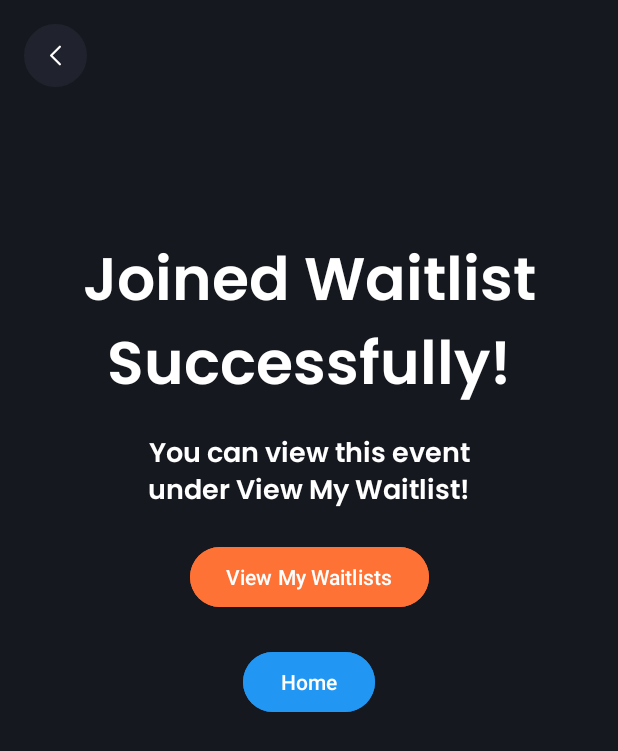
After one commit to CMPUT301F24intels/intels-events, an Android app built with Jetpack Compose: the SuccessWaitlistJoin screen opened directly, with no data from a screen before it, on a phone screen of 412 x 824 dp. The commit adds this screen. Shown: the top 751 px of the screen. Run offline under Robolectric (Android 15) with nearby library versions, the phone set to English and light mode, and no system bars; Roboto replaces fonts that are not available here.

```diff
--- a/app/src/main/AndroidManifest.xml
+++ b/app/src/main/AndroidManifest.xml
@@ -54,6 +54,8 @@
         <activity android:name=".ManageFacility" />
         <activity android:name=".CreateFacility" />
         <activity android:name=".MainPageActivity" />
+        <activity android:name=".SignUp" />
+        <activity android:name=".SuccessWaitlistJoin" />
 
         <activity
             android:name=".NotificationActivity"
--- /dev/null
+++ b/app/src/main/java/com/example/intels_app/SuccessWaitlistJoin.java
@@ -0,0 +1,50 @@
+package com.example.intels_app;
+
+import android.content.Intent;
+import android.os.Bundle;
+import android.view.View;
+import android.widget.Button;
+import android.widget.ImageButton;
+
+import androidx.appcompat.app.AppCompatActivity;
+
+public class SuccessWaitlistJoin extends AppCompatActivity {
+    @Override
+    protected void onCreate(Bundle savedInstanceState) {
+        super.onCreate(savedInstanceState);
+        setContentView(R.layout.success_waitlist_join); // Replace with your actual layout file name
+
+        // Initialize buttons
+        Button viewMyWaitlistButton = findViewById(R.id.ViewMyWaitlist_Button);
+        Button homePageButton = findViewById(R.id.HomePage_Button);
+        ImageButton backButton = findViewById(R.id.backButton);
+
+        // Set OnClickListener for "View My Waitlists" button
+        viewMyWaitlistButton.setOnClickListener(new View.OnClickListener() {
+            @Override
+            public void onClick(View v) {
+                Intent intent = new Intent(SuccessWaitlistJoin.this, EventGridEntrantActivity.class);
+                startActivity(intent);
+            }
+        });
+
+        // Set OnClickListener for "Home" button
+        homePageButton.setOnClickListener(new View.OnClickListener() {
+            @Override
+            public void onClick(View v) {
+                Intent intent = new Intent(SuccessWaitlistJoin.this, MainPageActivity.class);
+                startActivity(intent);
+                finish();
+            }
+        });
+
+        backButton.setOnClickListener(new View.OnClickListener() {
+            @Override
+            public void onClick(View view) {
+                Intent intent = new Intent(SuccessWaitlistJoin.this, MainActivity.class);
+                startActivity(intent);
+            }
+        });
+    }
+
+}
--- /dev/null
+++ b/app/src/main/res/layout/success_waitlist_join.xml
@@ -0,0 +1,75 @@
+<?xml version="1.0" encoding="utf-8"?>
+<androidx.constraintlayout.widget.ConstraintLayout xmlns:android="http://schemas.android.com/apk/res/android"
+    xmlns:app="http://schemas.android.com/apk/res-auto"
+    xmlns:tools="http://schemas.android.com/tools"
+    android:layout_width="match_parent"
+    android:layout_height="match_parent"
+    android:background="#16181F">
+
+    <ImageButton
+        android:id="@+id/backButton"
+        android:layout_width="wrap_content"
+        android:layout_height="wrap_content"
+        android:layout_marginStart="16dp"
+        android:layout_marginTop="16dp"
+        android:background="@android:color/transparent"
+        app:layout_constraintStart_toStartOf="parent"
+        app:layout_constraintTop_toTopOf="parent"
+        app:srcCompat="@drawable/back_button" />
+
+    <TextView
+        android:id="@+id/qrCodeTextview"
+        android:layout_width="wrap_content"
+        android:layout_height="wrap_content"
+        android:layout_marginTop="156dp"
+        android:fontFamily="@font/poppins_semibold"
+        android:text="@string/joined_waitlist_successfully"
+        android:textAlignment="center"
+        android:textColor="@color/white"
+        android:textSize="40sp"
+        android:textStyle="bold"
+        app:layout_constraintEnd_toEndOf="parent"
+        app:layout_constraintStart_toStartOf="parent"
+        app:layout_constraintTop_toTopOf="parent" />
+
+    <TextView
+        android:id="@+id/qrCodeFurtherInfo"
+        android:layout_width="253dp"
+        android:layout_height="wrap_content"
+        android:layout_marginTop="8dp"
+        android:fontFamily="@font/poppins_semibold"
+        android:text="@string/view_waitlist"
+        android:textAlignment="center"
+        android:textColor="@color/white"
+        android:textSize="18sp"
+        android:textStyle="normal"
+        app:layout_constraintEnd_toEndOf="parent"
+        app:layout_constraintStart_toStartOf="parent"
+        app:layout_constraintTop_toBottomOf="@+id/qrCodeTextview" />
+
+    <Button
+        android:id="@+id/ViewMyWaitlist_Button"
+        android:layout_width="wrap_content"
+        android:layout_height="wrap_content"
+        android:backgroundTint="#FF7235"
+        android:text="View My Waitlists"
+        app:layout_constraintBottom_toBottomOf="parent"
+        app:layout_constraintEnd_toEndOf="parent"
+        app:layout_constraintStart_toStartOf="parent"
+        app:layout_constraintTop_toBottomOf="@+id/qrCodeFurtherInfo"
+        app:layout_constraintVertical_bias="0.039" />
+
+    <Button
+        android:id="@+id/HomePage_Button"
+        android:layout_width="wrap_content"
+        android:layout_height="wrap_content"
+        android:backgroundTint="@color/custom_blue"
+        android:text="Home"
+        app:layout_constraintBottom_toBottomOf="parent"
+        app:layout_constraintEnd_toEndOf="parent"
+        app:layout_constraintStart_toStartOf="parent"
+        app:layout_constraintTop_toBottomOf="@+id/ViewMyWaitlist_Button"
+        app:layout_constraintVertical_bias="0.060" />
+
+
+</androidx.constraintlayout.widget.ConstraintLayout>
--- a/app/src/main/res/values/strings.xml
+++ b/app/src/main/res/values/strings.xml
@@ -59,4 +59,6 @@
     <string name="organizer">Organizer</string>
     <string name="title_activity_waitlistactivity">waitlistactivity</string>
     <string name="add_poster">Add Poster</string>
+    <string name="joined_waitlist_successfully">Joined Waitlist Successfully!</string>
+    <string name="view_waitlist">You can view this event under View My Waitlist!</string>
 </resources>
```
Also changed, not shown: app/src/main/java/com/example/intels_app/JoinWaitlistActivity.java (+22 -11 lines), app/src/main/java/com/example/intels_app/Profile.java (+16 -0 lines), app/src/main/java/com/example/intels_app/SelectRoleActivity.java (+57 -0 lines), app/src/main/java/com/example/intels_app/SignUp.java (+12 -2 lines).
